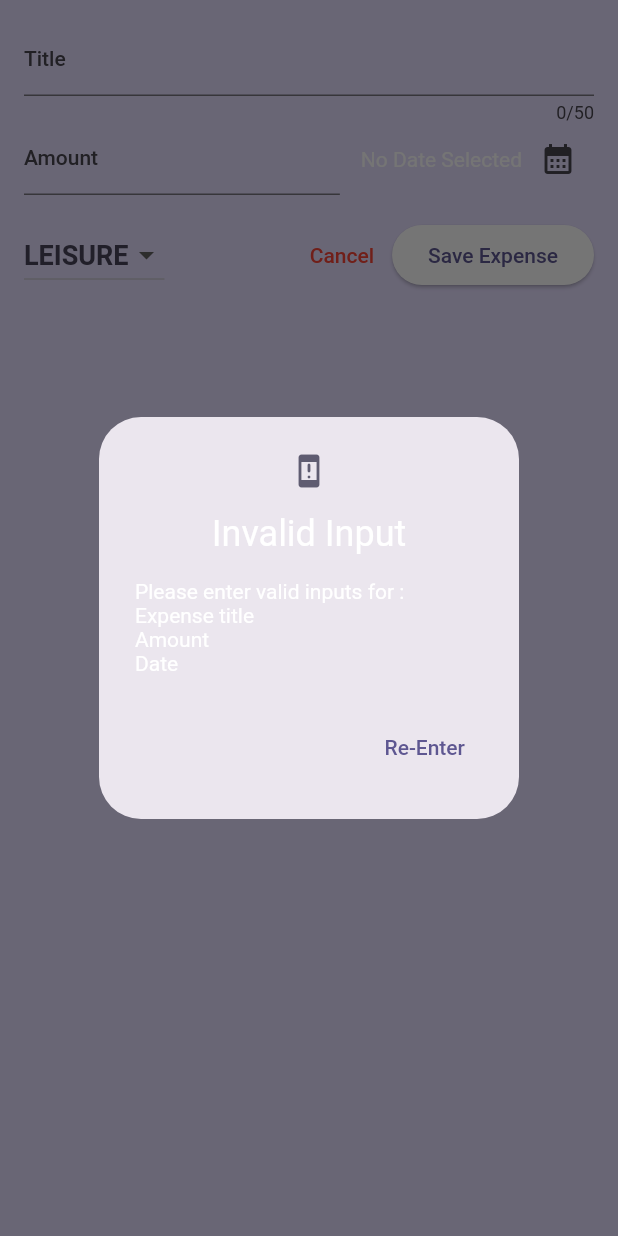
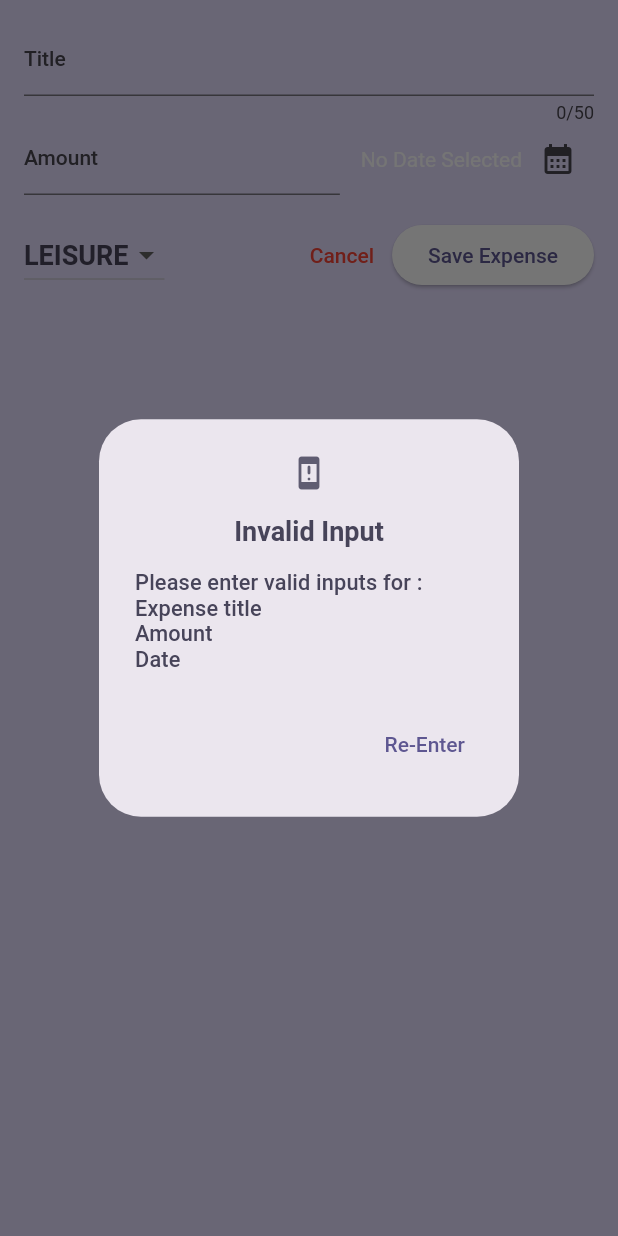
Before and after one commit to Abhi-Survase/expense_tracker_app, a Flutter app: the NewExpense widget shown alone on an empty page, opened directly with empty values, after a tap on "Save Expense", on a phone screen of 412 x 824 dp. Run offline on Flutter 3.47's test engine with Material 2 defaults, Android fonts, the phone set to English and light mode, and no system bars.

Commit message:
Fixed input input error dialog for dark theme

```diff
--- a/lib/new_expense_overlay.dart
+++ b/lib/new_expense_overlay.dart
@@ -61,8 +61,9 @@ class _NewExpenseState extends State<NewExpense> {
         context: context,
         builder: (ctx) => AlertDialog(
           icon: const Icon(Icons.system_security_update_warning_rounded),
-          title: const Text('Invalid Input'),
-          content: Text(err),
+          title: Text('Invalid Input',
+              style: Theme.of(context).textTheme.titleMedium),
+          content: Text(err, style: Theme.of(context).textTheme.titleSmall),
           actions: [
             TextButton(
               onPressed: () {
```
